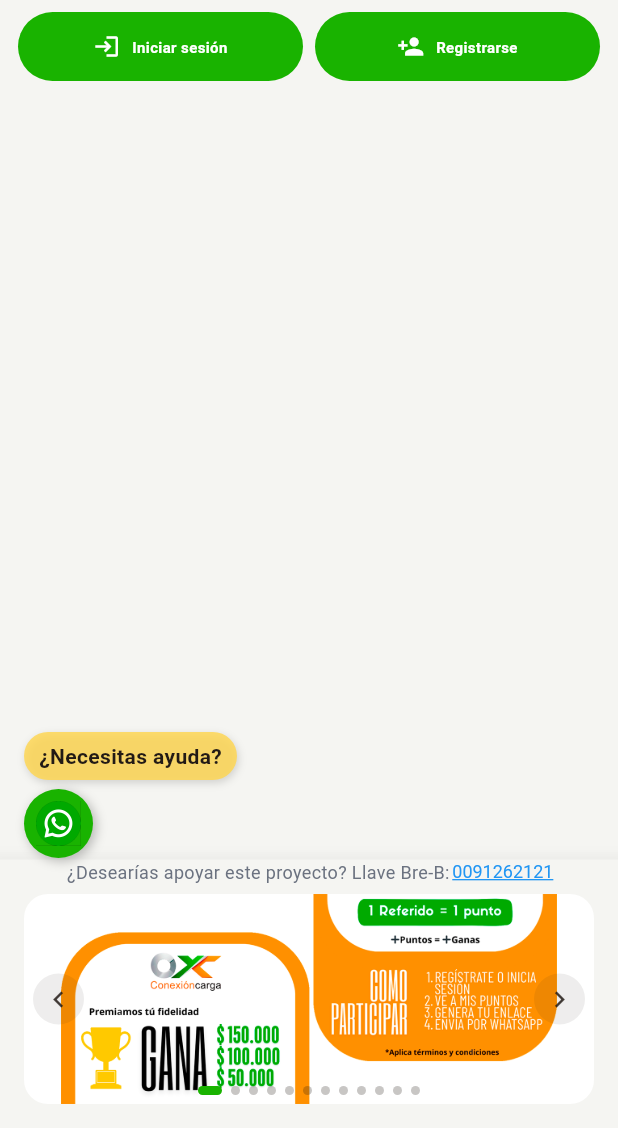
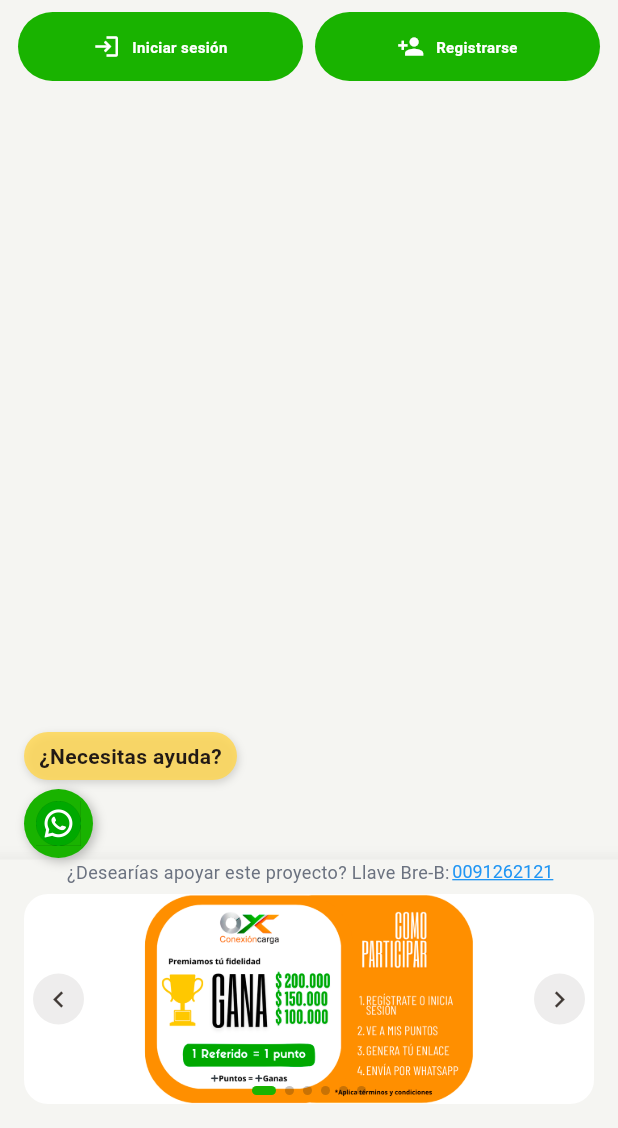
Before and after one commit to infinitysoftwarerepository/conexion_carga_app, a Flutter app: the screen it shows after launch, on a phone screen of 412 x 824 dp, the part 108-1236 px from its top. Run offline on Flutter 3.47's test engine with Material 3 defaults, Android fonts, the phone set to English and light mode, and no system bars; our stand-ins replace font_awesome_flutter, shared_preferences, webview_flutter; network calls fail.

Commit message:
Commit 28 de febrero

```diff
--- a/lib/app/widgets/molecules/bottom_banner_section.dart
+++ b/lib/app/widgets/molecules/bottom_banner_section.dart
@@ -20,18 +20,12 @@ class BottomBannerSection extends StatelessWidget {
     required this.donationNumber,
     this.onTapDonation,
     this.carouselImages = const [
-      'assets/images/ad_start_small.png',
+      'assets/images/como_participar.png',
       'assets/images/logo_conexion_carga_oficial_cliente_V1.png',
-      'assets/images/proximamente_V2.png',
-      'assets/images/gana_premios_completo.png',
       'assets/images/gana_premios_tres_pasos.png',
-      'assets/images/gana_premios_nueve_pasos_1.png',
-      'assets/images/gana_premios_nueve_pasos_2.png',
-      'assets/images/logo_conexion_carga_oficial_cliente_V1.png',
-      'assets/images/proximamente_V2.png',
+      'assets/images/gana_premios_con_conexion_carga.png',
       'assets/images/con_tu_apoyo.png',
       'assets/images/qr_inferior.png',
-      'assets/images/logo_conexion_carga_oficial_cliente_V1.png',
 
 
     ],
--- a/pubspec.yaml
+++ b/pubspec.yaml
@@ -15,7 +15,7 @@ publish_to: 'none'
 # ✅ IMPORTANTE para Play Store:
 # - versionName: 1.0.0
 # - versionCode: +1 (este SIEMPRE debe subir en cada subida a Play)
-version: 1.0.0+2
+version: 1.0.0+3
 
 environment:
   sdk: ^3.9.0
```
Also changed, not shown: assets/images/como_participar.png (added), assets/images/gana_premios_con_conexion_carga.png (added), 2 other files.
